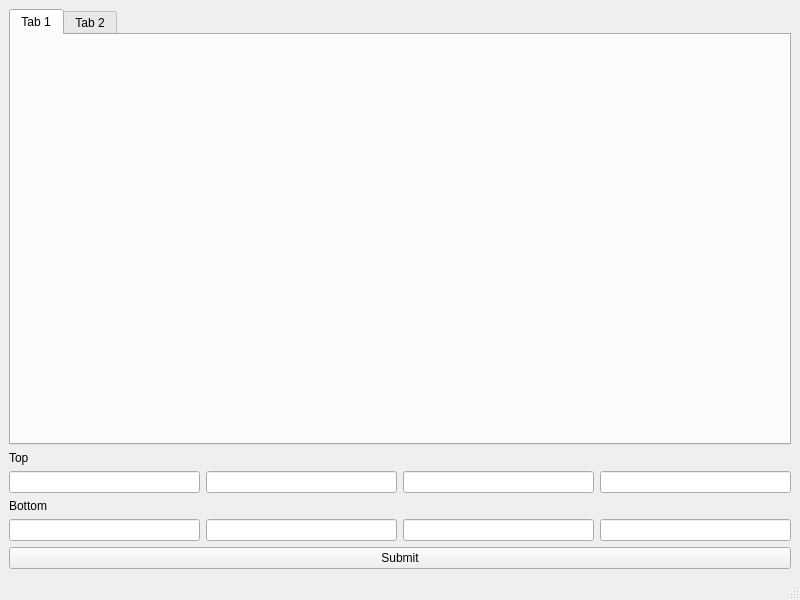
Qt form mining.ui (amithreddy/ground-control-tool) before a commit.
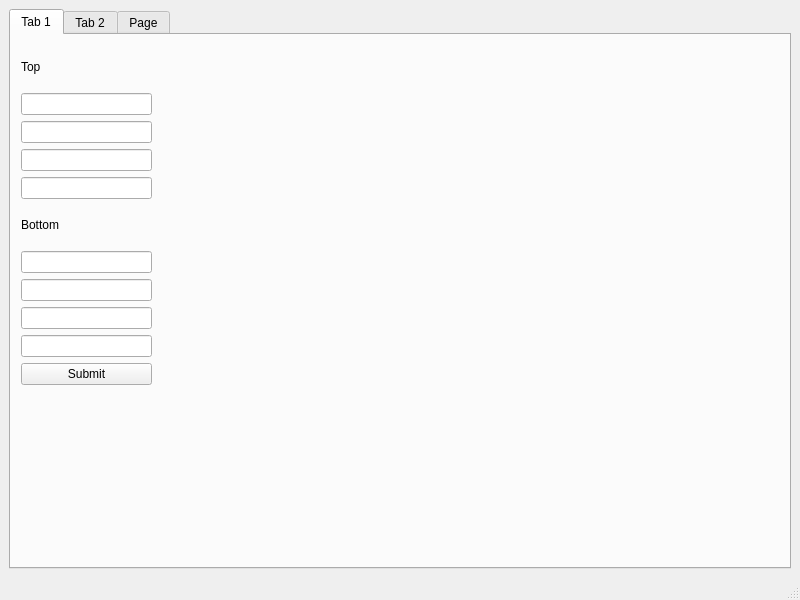
The same form after that commit.

Commit message: added form for input

```diff
--- a/mining.ui
+++ b/mining.ui
@@ -26,14 +26,16 @@
          <attribute name="title">
           <string>Tab 1</string>
          </attribute>
-        </widget>
-        <widget class="QWidget" name="tab_2">
-         <attribute name="title">
-          <string>Tab 2</string>
-         </attribute>
-        </widget>
-       </widget>
-      </item>
+         <widget class="QWidget" name="layoutWidget">
+          <property name="geometry">
+           <rect>
+            <x>10</x>
+            <y>11</y>
+            <width>131</width>
+            <height>339</height>
+           </rect>
+          </property>
+          <layout class="QVBoxLayout" name="verticalLayout_2">
       <item>
        <widget class="QLabel" name="label">
         <property name="text">
@@ -42,25 +44,17 @@
        </widget>
       </item>
       <item>
-       <layout class="QHBoxLayout" name="horizontalLayout">
-        <item>
-         <widget class="QLineEdit" name="t1"/>
-        </item>
-        <item>
          <widget class="QLineEdit" name="t2"/>
         </item>
+           <item>
+            <widget class="QLineEdit" name="t1"/>
+           </item>
         <item>
          <widget class="QLineEdit" name="t3"/>
         </item>
         <item>
          <widget class="QLineEdit" name="t4"/>
         </item>
-       </layout>
-      </item>
-     </layout>
-    </item>
-    <item>
-     <layout class="QVBoxLayout" name="verticalLayout_2">
       <item>
        <widget class="QLabel" name="label_2">
         <property name="text">
@@ -69,7 +63,8 @@
        </widget>
       </item>
       <item>
-       <layout class="QHBoxLayout" name="horizontalLayout_2">
+            <widget class="QLineEdit" name="b4"/>
+           </item>
         <item>
          <widget class="QLineEdit" name="b1"/>
         </item>
@@ -80,18 +75,28 @@
          <widget class="QLineEdit" name="b3"/>
         </item>
         <item>
-         <widget class="QLineEdit" name="b4"/>
-        </item>
-       </layout>
-      </item>
-     </layout>
-    </item>
-    <item>
      <widget class="QPushButton" name="submit">
       <property name="text">
        <string>Submit</string>
       </property>
      </widget>
+           </item>
+          </layout>
+         </widget>
+        </widget>
+        <widget class="QWidget" name="tab_2">
+         <attribute name="title">
+          <string>Tab 2</string>
+         </attribute>
+        </widget>
+        <widget class="QWidget" name="tab_3">
+         <attribute name="title">
+          <string>Page</string>
+         </attribute>
+        </widget>
+       </widget>
+      </item>
+     </layout>
     </item>
    </layout>
   </widget>
```
Left out of the diff: 5 changed lines with no effect on the pictures. Lines whose indentation alone changed are shown as unchanged. The commit also changes 2 other files.
